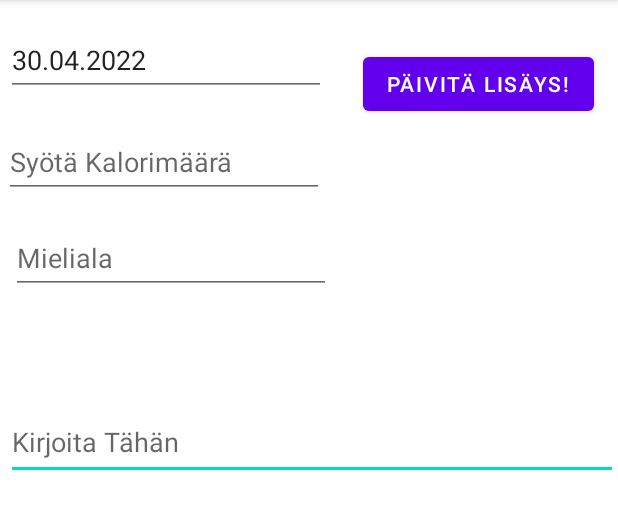
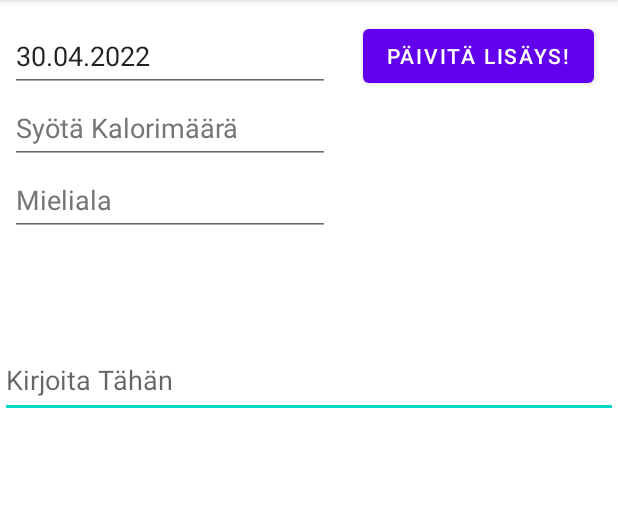
Before and after one commit to Krugou/Terveyssovellusryhm8, an Android app: the PaivakirjaActivity screen opened directly, with no data from a screen before it, after a tap on "Nappi, joka vie lisäys sivulle", on a phone screen of 412 x 824 dp, the part 84-613 px from its top. Run offline under Robolectric (Android 15) with nearby library versions, the phone set to English and light mode, and no system bars.

Commit message:
Warningien karsimista, kommentteja & layout uudistuksia
joojoo

```diff
--- a/app/src/main/java/com/example/terveyssovellusryhm8/MainActivity.java
+++ b/app/src/main/java/com/example/terveyssovellusryhm8/MainActivity.java
@@ -13,12 +13,13 @@ public class MainActivity extends AppCompatActivity {
         super.onCreate(savedInstanceState);
         setContentView(R.layout.activity_main);
     }
+    //Metodi, joka siirtää päiväkirja-aktiviteettiin napin painalluksella.
     public void openDiary(View v){
         Intent intent = new Intent(this, PaivakirjaActivity.class);
 
         startActivity(intent);
     }
-
+    //Metodi, joka siirtää päiväkirjanlisäys-aktiviteettiin napin painalluksella.
     public void openDiaryEditor(View v){
         Intent intent = new Intent(this, PaivakirjaLisaysActivity.class);
 
--- a/app/src/main/java/com/example/terveyssovellusryhm8/PaivakirjaActivity.java
+++ b/app/src/main/java/com/example/terveyssovellusryhm8/PaivakirjaActivity.java
@@ -5,15 +5,11 @@ import androidx.appcompat.app.AppCompatActivity;
 
 import android.app.AlertDialog;
 import android.content.Context;
-import android.content.DialogInterface;
 import android.content.Intent;
 import android.content.SharedPreferences;
 import android.os.Bundle;
-import android.util.Log;
 import android.view.View;
-import android.widget.AdapterView;
 import android.widget.ArrayAdapter;
-import android.widget.EditText;
 import android.widget.ListView;
 
 import com.google.gson.Gson;
@@ -24,119 +20,115 @@ import java.util.ArrayList;
 
 
 public class PaivakirjaActivity extends AppCompatActivity {
-    private ArrayList<String>paivamaaraLista=new ArrayList<>();
-    private ArrayList<String>kaloritLista = new ArrayList<>();
-    private ArrayList<String>mielialaLista = new ArrayList<>();
-    private ArrayList<String>kirjausLista = new ArrayList<>();
+
+    //Näihin listoihin tallennetaan preferencceihin tallennetut arvot.
+    private ArrayList<String> paivamaaraLista = new ArrayList<>();
+    private ArrayList<String> kaloritLista = new ArrayList<>();
+    private ArrayList<String> mielialaLista = new ArrayList<>();
+    private ArrayList<String> kirjausLista = new ArrayList<>();
 
     private ArrayAdapter<String> listAdapter;
+
     @Override
     protected void onCreate(Bundle savedInstanceState) {
         super.onCreate(savedInstanceState);
         setContentView(R.layout.activity_paivakirja);
 
-
     }
-
-    public void openDiaryEditor(View view){
-
+//Metodi, joka siirtää lisäys aktiviteettiin napin painalluksella.
+    public void openDiaryEditor(View view) {
         Intent intent = new Intent(this, PaivakirjaLisaysActivity.class);
-
         startActivity(intent);
     }
-    public void openHome(View view){
+//Metodi, joka siirtää aloitussivulle napin painalluksella.
+    public void openHome(View view) {
         Intent intent = new Intent(this, MainActivity.class);
         startActivity(intent);
     }
 
     @Override
-    protected void onStart(){
+    protected void onStart() {
         super.onStart();
 
-        if(this.getArrayList("paivamaaralista")!=null) {
+        ListView paivakirjaLista = findViewById(R.id.paivakirjaLista);
 
+/*
+Jos käyttäjä on tehnyt lisäyksiä "paivamaaralista!=null", silloin arvot
+tallennetaan luokan sisäisiin listoihin.
+ */
+        if (this.getArrayList("paivamaaralista") != null) {
             paivamaaraLista = this.getArrayList("paivamaaralista");
             kaloritLista = this.getArrayList("kaloritlista");
             mielialaLista = this.getArrayList("mielialalista");
             kirjausLista = this.getArrayList("kirjauslista");
-        }
 
-
-
-        ListView lv = findViewById(R.id.paivakirjaLista);
-        if (paivamaaraLista!=null) {
-
+            // Listview saa adapterin listaan, jossa on päivämäärät.
             this.listAdapter = new ArrayAdapter<>(
                     this,
                     android.R.layout.simple_list_item_1,
                     paivamaaraLista);
-            lv.setAdapter(this.listAdapter);
+            paivakirjaLista.setAdapter(this.listAdapter);
 
-
-            lv.setOnItemClickListener(new AdapterView.OnItemClickListener() {
-
-                @Override
-                public void onItemClick(AdapterView<?> adapterView, View view, int i, long l) {
+            // Asetetaan listan näkymille kuuntelija, joka vie painalluksen jälkeen uuteen aktiviteettiin.
+            paivakirjaLista.setOnItemClickListener((adapterView, view, i, l) -> {
                 Intent intent = new Intent(getApplicationContext(), tyhjaActivity.class);
-                    intent.putExtra("nro", i);
+                intent.putExtra("nro", i); //Viedään extrana painetun viewin numeroarvo.
                 startActivity(intent);
-                }
             });
         }
 
+        //Asetetaan listviewille longclick-kuuntelija, jolla poisetetaan listasta lisäyksiä.
+        paivakirjaLista.setOnItemLongClickListener((adapterView, view, i, l) -> {
+            final int poistettava = i; //Tallennetaan longclickatun näkymän arvo.
 
-        lv.setOnItemLongClickListener(new AdapterView.OnItemLongClickListener() {
-            @Override
-            public boolean onItemLongClick(AdapterView<?> adapterView, View view, int i, long l) {
-                final int poistettava = i;
-                Log.d("MYAPP", "ASD");
-
+        //Tehdään alertti, joka varmistaa käyttäjän poistamisen.
             new AlertDialog.Builder(PaivakirjaActivity.this)
                     .setIcon(android.R.drawable.ic_dialog_alert)
                     .setTitle("Varmistus")
                     .setMessage("Haluatko poistaa lisäyksen")
-                        .setPositiveButton("Kyllä", new DialogInterface.OnClickListener() {
-                            @Override
-                            public void onClick(DialogInterface dialogInterface, int i) {
+
+                    // Jos käyttäjä valitsee "Kyllä", listoista poistetaan longclickatun näkymän tiedot.
+                    .setPositiveButton("Kyllä", (dialogInterface, i1) -> {
 
                         paivamaaraLista.remove(poistettava);
                         kaloritLista.remove(poistettava);
                         mielialaLista.remove(poistettava);
                         kirjausLista.remove(poistettava);
 
-                                listAdapter.notifyDataSetChanged();
+                        listAdapter.notifyDataSetChanged(); //Kerrotaan adapterille, että data on muuttunut.
 
+                        //Tallennetaan preferencceihin muutetut listat.
                         saveArrayList(paivamaaraLista, "paivamaaralista");
                         saveArrayList(kaloritLista, "kaloritlista");
                         saveArrayList(mielialaLista, "mielialalista");
                         saveArrayList(kirjausLista, "kirjauslista");
 
-                            }
                     })
+                    // Jos käyttäjä valitsee "Ei", mitään ei tapahdu.
                     .setNegativeButton("Ei", null)
                     .show();
 
             return true;
-            }
-
         });
 
     }
 
-    public void saveArrayList(ArrayList<String> list, String key){
-        SharedPreferences prefs = getApplication().getSharedPreferences("testaus20", Context.MODE_PRIVATE);;
+    //Metodi, Jonka avulla preferencceihin tallennetaan Arraylistoja, listan ja avaimen parametreilla.
+    public void saveArrayList(ArrayList<String> list, String key) {
+        SharedPreferences prefs = getApplication().getSharedPreferences("testaus20", Context.MODE_PRIVATE);
         SharedPreferences.Editor editor = prefs.edit();
         Gson gson = new Gson();
         String json = gson.toJson(list);
         editor.putString(key, json);
-        editor.apply();     // This line is IMPORTANT !!!
+        editor.apply();
     }
-
-    public ArrayList<String> getArrayList(String key){
-        SharedPreferences prefs = getApplication().getSharedPreferences("testaus20", Context.MODE_PRIVATE);;
+    //Metodi, jonka avulla preferencceistä haetaan tallennettu Arraylista avaimen parametrilla.
+    public ArrayList<String> getArrayList(String key) {
+        SharedPreferences prefs = getApplication().getSharedPreferences("testaus20", Context.MODE_PRIVATE);
         Gson gson = new Gson();
         String json = prefs.getString(key, null);
-        Type type = new TypeToken<ArrayList<String>>() {}.getType();
+        Type type = new TypeToken<ArrayList<String>>() {
+        }.getType();
         return gson.fromJson(json, type);
     }
 
--- a/app/src/main/java/com/example/terveyssovellusryhm8/PaivakirjaLisaysActivity.java
+++ b/app/src/main/java/com/example/terveyssovellusryhm8/PaivakirjaLisaysActivity.java
@@ -2,23 +2,17 @@ package com.example.terveyssovellusryhm8;
 
 import androidx.appcompat.app.AppCompatActivity;
 
-import androidx.appcompat.app.AppCompatActivity;
 
 import android.app.AlertDialog;
 import android.content.Context;
-import android.content.DialogInterface;
 import android.content.Intent;
 import android.content.SharedPreferences;
 import android.os.Bundle;
-import android.util.Log;
 import android.view.View;
-import android.widget.Button;
 import android.widget.EditText;
 import android.widget.TextView;
-
 import com.google.gson.Gson;
 import com.google.gson.reflect.TypeToken;
-
 import java.lang.reflect.Type;
 import java.text.SimpleDateFormat;
 import java.util.ArrayList;
@@ -27,50 +21,53 @@ import java.util.Locale;
 
 public class PaivakirjaLisaysActivity extends AppCompatActivity {
 
-    // NÄIHIN LUETAAN KÄYTTÄJÄN SYÖTTÄMÄ TIETO JA LISÄTÄÄN PREFERENCCIT
-    private ArrayList<String> paivamaaraLista = new ArrayList<>();
-    private ArrayList<String> kaloritLista = new ArrayList<>();
-    private ArrayList<String> mielialaLista= new ArrayList<>();
-    private ArrayList<String> kirjausLista = new ArrayList<>();
+    // Näihin lisätään käyttäjän syöttämä tieto, ja lisätään preferencceissä oleva tieto.
+    private final ArrayList<String> paivamaaraLista = new ArrayList<>();
+    private final ArrayList<String> kaloritLista = new ArrayList<>();
+    private final ArrayList<String> mielialaLista= new ArrayList<>();
+    private final ArrayList<String> kirjausLista = new ArrayList<>();
 
 
-    // NÄIHIN LADATAAN PREFERENCEISSÄ OLEVAT TIEDOT
-    private ArrayList<String>paivamaaraLista2=new ArrayList<>();
-    private ArrayList<String>kaloritLista2=new ArrayList<>();
-    private ArrayList<String>mielialaLista2=new ArrayList<>();
-    private ArrayList<String>kirjausLista2=new ArrayList<>();
     @Override
     protected void onCreate(Bundle savedInstanceState) {
         super.onCreate(savedInstanceState);
         setContentView(R.layout.activity_paivakirja_lisays);
-        // lisää oletuksena paikallisen päivämäärän "syötä päivämäärä" kohtaan
+
+        // lisää oletuksena paikallisen päivämäärän "syötä päivämäärä" kohtaan.
         String date_n = new SimpleDateFormat("dd.MM.yyyy", Locale.getDefault()).format(new Date());
-        TextView date  = (TextView) findViewById(R.id.editTextDate);
+        TextView date  =  findViewById(R.id.editTextDate);
         date.setText(date_n);
 
     }
+
+    // Metodi, joka ajetaan kun lisäysnappia painetaan.
     public void buttonPressed(View view) {
-        boolean ready = false;
+
+        boolean ready; // Tällä arvolla todetaan, onko päivämäärä täytetty
+
+        // Tehdään EditText-näkymiin syötetyistä arvoista merkkijonoja.
         EditText paivamaara = findViewById(R.id.editTextDate);
         String paivamaaraString = paivamaara.getText().toString();
+
         EditText kalorit = findViewById(R.id.editTextKalorit);
         String kaloritString = kalorit.getText().toString();
+
         EditText mieliala = findViewById(R.id.editTextMieliala);
         String mielialaString = mieliala.getText().toString();
+
         EditText kirjaus=findViewById(R.id.editTextKirjaus);
         String kirjausString=kirjaus.getText().toString();
+
+        // Jos päivämäärä puuttuu lähetetään käyttäjälle ilmoitus.
         if(paivamaaraString.equals(""))
         {
-            ready = false;
+            ready=false;
             new AlertDialog.Builder(this)
                     .setIcon(android.R.drawable.ic_dialog_alert)
                     .setTitle("HUOMATUS!")
                     .setMessage("Sinun pitää syöttää päivämäärä ennen jatkamista")
-                    .setPositiveButton("OKEI", new DialogInterface.OnClickListener() {
-                        @Override
-                        public void onClick(DialogInterface dialogInterface, int i) {
+                    .setPositiveButton("OKEI", (dialogInterface, i) -> {
 
-                        }
                     })
                     .show();
 
@@ -78,10 +75,9 @@ public class PaivakirjaLisaysActivity extends AppCompatActivity {
         else{
             ready=true;
         }
-        if (ready==true) {
+        if (ready) {
 
-            //JOS ARVOJA ON JÄTETTY TYHJÄKSI NE LISÄTÄÄN "TYHJÄ":KSI
-
+            //Jos käyttäjä ei lisännyt joitakin arvoja, niihin merkitään arvo "tyhjä".
             if(kaloritString.equals("")){
                 kaloritString="Tyhjä";
             }
@@ -94,54 +90,54 @@ public class PaivakirjaLisaysActivity extends AppCompatActivity {
                 kirjausString="Tyhjä";
             }
 
+            // Näihin listoihin tallennetaan preferencceihin tallennetut merkkijono listat.
+            ArrayList<String> paivamaaraLista2 = this.getArrayList("paivamaaralista");
+            ArrayList<String> kaloritLista2 = this.getArrayList("kaloritlista");
+            ArrayList<String> mielialaLista2 = this.getArrayList("mielialalista");
+            ArrayList<String> kirjausLista2 = this.getArrayList("kirjauslista");
 
-            paivamaaraLista2=this.getArrayList("paivamaaralista");
-            kaloritLista2=this.getArrayList("kaloritlista");
-            mielialaLista2=this.getArrayList("mielialalista");
-            kirjausLista2=this.getArrayList("kirjauslista");
-            if (paivamaaraLista2!=null) {
-                for (int i = 0; i < paivamaaraLista2.size(); i++) {
-                    paivamaaraLista.add(paivamaaraLista2.get(i));
-                }
-                for (int i = 0; i < kaloritLista2.size(); i++) {
-                    kaloritLista.add(kaloritLista2.get(i));
-                }
-                for (int i = 0; i < mielialaLista2.size(); i++) {
-                    mielialaLista.add(mielialaLista2.get(i));
-                }
-                for (int i = 0; i < kirjausLista2.size(); i++) {
-                    kirjausLista.add(kirjausLista2.get(i));
-                }
+            // Jos preferenccien listat eivät ole tyhjiä, kopioidaan arvot toisiin listoihin.
+            if (paivamaaraLista2 !=null) {
+                paivamaaraLista.addAll(paivamaaraLista2);
+                kaloritLista.addAll(kaloritLista2);
+                mielialaLista.addAll(mielialaLista2);
+                kirjausLista.addAll(kirjausLista2);
             }
+
+            // Listoihin lisätään käyttäjän syöttämät tiedot.
             paivamaaraLista.add(paivamaaraString);
             kaloritLista.add(kaloritString);
             mielialaLista.add(mielialaString);
             kirjausLista.add(kirjausString);
 
+            // Listat tallennetaan preferencceihin.
             this.saveArrayList(paivamaaraLista, "paivamaaralista");
             this.saveArrayList(kaloritLista, "kaloritlista");
             this.saveArrayList(mielialaLista, "mielialalista");
             this.saveArrayList(kirjausLista, "kirjauslista");
 
 
-
+            // Siirrytään takaisin Päiväkirja-aktivitettiin.
             Intent intent = new Intent(this, PaivakirjaActivity.class);
             startActivity(intent);
 
 
         }
     }
+
+    //Metodi, Jonka avulla preferencceihin tallennetaan Arraylistoja, listan ja avaimen parametreilla.
     public void saveArrayList(ArrayList<String> list, String key){
-        SharedPreferences prefs = getApplication().getSharedPreferences("testaus20", Context.MODE_PRIVATE);;
+        SharedPreferences prefs = getApplication().getSharedPreferences("testaus20", Context.MODE_PRIVATE);
         SharedPreferences.Editor editor = prefs.edit();
         Gson gson = new Gson();
         String json = gson.toJson(list);
         editor.putString(key, json);
-        editor.apply();     // This line is IMPORTANT !!!
+        editor.apply();
     }
 
+    //Metodi, jonka avulla preferencceistä haetaan tallennettu Arraylista avaimen parametrilla.
     public ArrayList<String> getArrayList(String key){
-        SharedPreferences prefs = getApplication().getSharedPreferences("testaus20", Context.MODE_PRIVATE);;
+        SharedPreferences prefs = getApplication().getSharedPreferences("testaus20", Context.MODE_PRIVATE);
         Gson gson = new Gson();
         String json = prefs.getString(key, null);
         Type type = new TypeToken<ArrayList<String>>() {}.getType();
--- a/app/src/main/res/layout/activity_paivakirja_lisays.xml
+++ b/app/src/main/res/layout/activity_paivakirja_lisays.xml
@@ -10,65 +10,83 @@
         android:id="@+id/editTextKirjaus"
         android:layout_width="match_parent"
         android:layout_height="wrap_content"
-        android:layout_marginStart="4dp"
-        android:layout_marginTop="192dp"
         android:ems="10"
         android:gravity="start|top"
         android:hint="@string/multilineedittext_kirjaus2"
         android:inputType="textMultiLine"
         android:minHeight="48dp"
-        app:layout_constraintStart_toStartOf="parent"
-        app:layout_constraintTop_toBottomOf="@+id/button" />
+        app:layout_constraintTop_toTopOf="@+id/guideline20"
+        tools:layout_editor_absoluteX="4dp"
+        android:autofillHints="" />
 
     <Button
         android:id="@+id/button"
         android:layout_width="wrap_content"
         android:layout_height="wrap_content"
-        android:layout_marginTop="32dp"
-        android:layout_marginEnd="16dp"
         android:onClick="buttonPressed"
         android:text="@string/button_lisaa"
+        app:layout_constraintBottom_toTopOf="@+id/guideline22"
         app:layout_constraintEnd_toEndOf="parent"
-        app:layout_constraintTop_toTopOf="parent" />
+        app:layout_constraintHorizontal_bias="0.936"
+        app:layout_constraintStart_toStartOf="@+id/editTextDate" />
 
     <EditText
         android:id="@+id/editTextDate"
         android:layout_width="wrap_content"
         android:layout_height="wrap_content"
-        android:layout_marginStart="4dp"
-        android:layout_marginTop="16dp"
         android:ems="10"
         android:hint="@string/edittext_paivamaara"
         android:inputType="date"
         android:minHeight="48dp"
+        android:textColorHint="#757575"
+        app:layout_constraintBottom_toTopOf="@+id/guideline22"
+        app:layout_constraintEnd_toEndOf="parent"
+        app:layout_constraintHorizontal_bias="0.034"
         app:layout_constraintStart_toStartOf="parent"
-        app:layout_constraintTop_toTopOf="parent" />
+        android:autofillHints="" />
 
     <EditText
         android:id="@+id/editTextKalorit"
         android:layout_width="wrap_content"
         android:layout_height="wrap_content"
-        android:layout_marginTop="4dp"
-        android:layout_marginEnd="24dp"
         android:ems="10"
         android:hint="@string/edittext_kalorit"
         android:inputType="number"
         android:minHeight="48dp"
-        app:layout_constraintEnd_toStartOf="@+id/button"
+        android:textColorHint="#757575"
+        app:layout_constraintEnd_toEndOf="parent"
+        app:layout_constraintHorizontal_bias="0.034"
         app:layout_constraintStart_toStartOf="parent"
-        app:layout_constraintTop_toBottomOf="@+id/button" />
+        app:layout_constraintTop_toBottomOf="@+id/editTextDate"
+        android:autofillHints="" />
 
     <EditText
         android:id="@+id/editTextMieliala"
         android:layout_width="wrap_content"
         android:layout_height="wrap_content"
-        android:layout_marginStart="7dp"
-        android:layout_marginTop="16dp"
         android:ems="10"
         android:hint="@string/mieliala"
         android:inputType="textPersonName"
         android:minHeight="48dp"
+        android:textColorHint="#757575"
+        app:layout_constraintEnd_toEndOf="parent"
+        app:layout_constraintHorizontal_bias="0.034"
         app:layout_constraintStart_toStartOf="parent"
-        app:layout_constraintTop_toBottomOf="@+id/editTextKalorit" />
+        app:layout_constraintTop_toBottomOf="@+id/editTextKalorit"
+        android:autofillHints="" />
+
+    <androidx.constraintlayout.widget.Guideline
+        android:id="@+id/guideline20"
+        android:layout_width="wrap_content"
+        android:layout_height="wrap_content"
+        android:orientation="horizontal"
+        app:layout_constraintGuide_percent="0.30" />
+
+    <androidx.constraintlayout.widget.Guideline
+        android:id="@+id/guideline22"
+        android:layout_width="wrap_content"
+        android:layout_height="wrap_content"
+        android:orientation="horizontal"
+        app:layout_constraintGuide_percent="0.08" />
 
 </androidx.constraintlayout.widget.ConstraintLayout>
```
Also changed, not shown: app/src/main/java/com/example/terveyssovellusryhm8/tyhjaActivity.java (+33 -28 lines), app/src/main/res/layout/activity_tyhja.xml (+18 -20 lines). Lines whose indentation alone changed are shown as unchanged.
